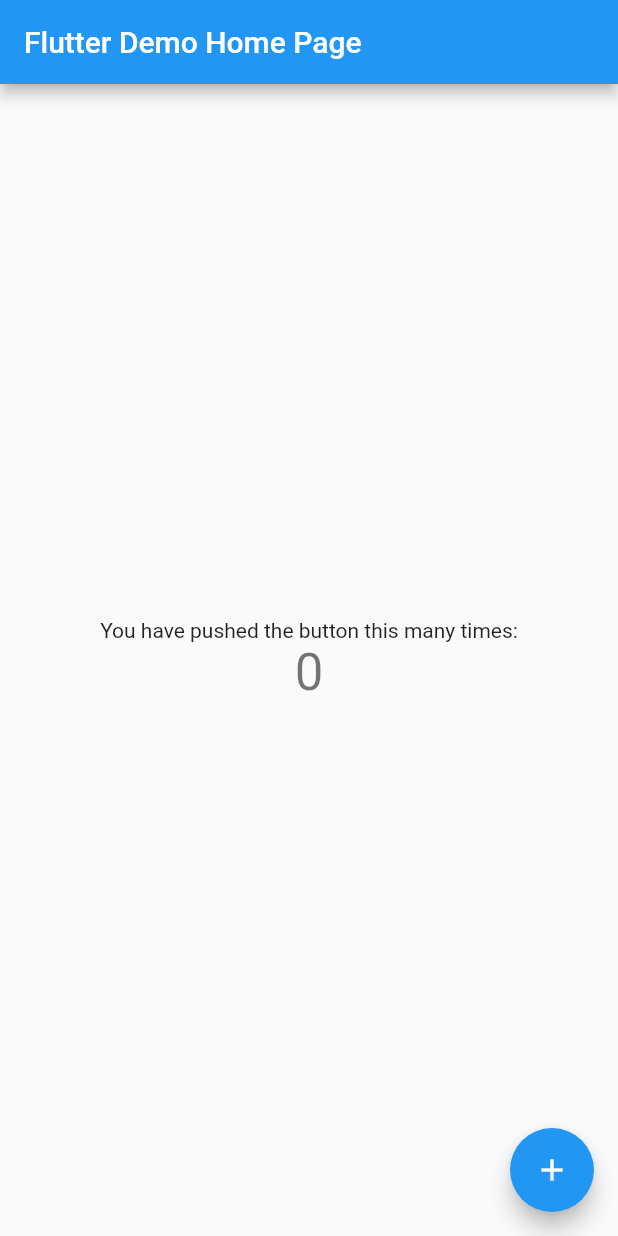
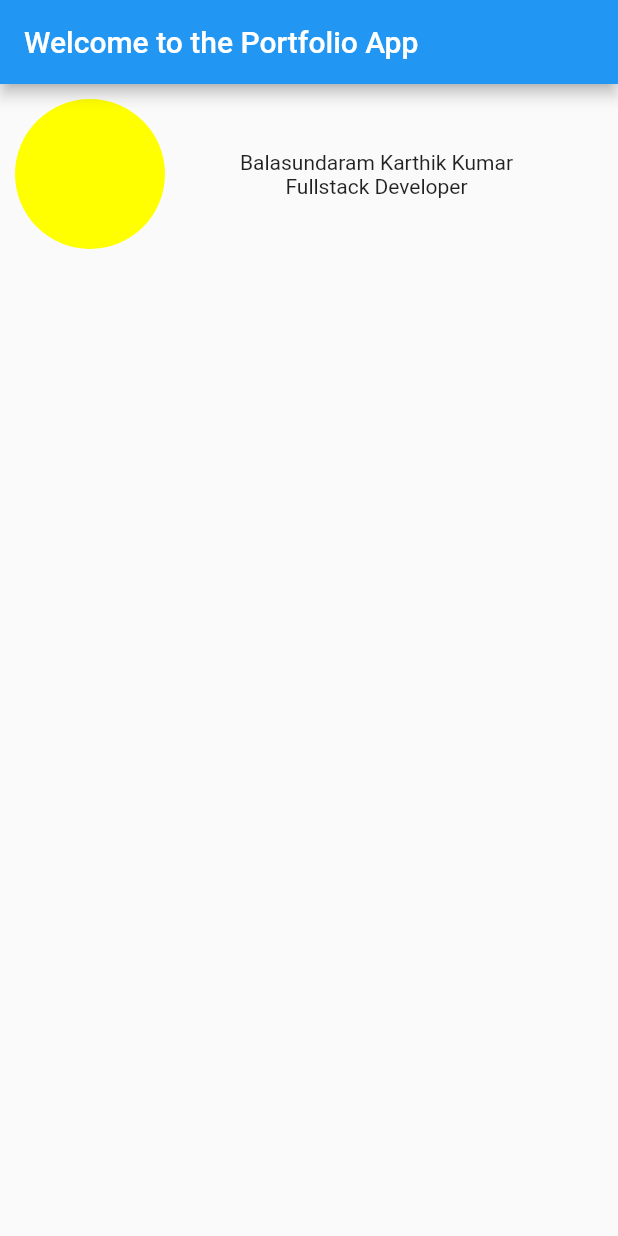
Before and after one commit to bkarthikkumar/flutter_yt, a Flutter app: the screen it shows after launch, on a phone screen of 412 x 824 dp. Run offline on Flutter 3.47's test engine with Material 2 defaults, Android fonts, the phone set to English and light mode, and no system bars.

Commit message:
Commit 002 Code update for my portfolio app , working on header section which contain image avatar and name with sub-title
Includes :
CircleAvatar App , column widget

```diff
--- a/Project01-My_Portfolio_App/proj_01_portfolio/lib/main.dart
+++ b/Project01-My_Portfolio_App/proj_01_portfolio/lib/main.dart
@@ -1,115 +1,45 @@
 import 'package:flutter/material.dart';
 
 void main() {
-  runApp(const MyApp());
+  runApp(MaterialApp(
+    home: Home(),
+  ));
 }
 
-class MyApp extends StatelessWidget {
-  const MyApp({super.key});
+class Home extends StatelessWidget {
+  const Home({super.key});
 
-  // This widget is the root of your application.
   @override
   Widget build(BuildContext context) {
-    return MaterialApp(
-      title: 'Flutter Demo',
-      theme: ThemeData(
-        // This is the theme of your application.
-        //
-        // Try running your application with "flutter run". You'll see the
-        // application has a blue toolbar. Then, without quitting the app, try
-        // changing the primarySwatch below to Colors.green and then invoke
-        // "hot reload" (press "r" in the console where you ran "flutter run",
-        // or simply save your changes to "hot reload" in a Flutter IDE).
-        // Notice that the counter didn't reset back to zero; the application
-        // is not restarted.
-        primarySwatch: Colors.blue,
+    return Scaffold(
+      appBar: AppBar(
+        title: Text("Welcome to the Portfolio App"),
       ),
-      home: const MyHomePage(title: 'Flutter Demo Home Page'),
+      body: Padding(
+        // padding: const EdgeInsets.all(50.0),
+        padding: const EdgeInsets.only(top: 10.0, left: 10.0),
+        child: Column(
+          children: [
+            Row(
+              children: <Widget>[
+                Padding(
+                  padding: const EdgeInsets.only(right: 50.0),
+                  child: CircleAvatar(
+                    radius: 50,
+                    backgroundColor: Colors.yellowAccent,
+                  ),
+                ),
+                Column(
+                  children: [
+                    Text("Balasundaram Karthik Kumar"),
+                    Text("Fullstack Developer")
+                  ],
+                )
+              ],
+            )
+          ],
+        ),
+      ),
     );
   }
 }
-
-class MyHomePage extends StatefulWidget {
-  const MyHomePage({super.key, required this.title});
-
-  // This widget is the home page of your application. It is stateful, meaning
-  // that it has a State object (defined below) that contains fields that affect
-  // how it looks.
-
-  // This class is the configuration for the state. It holds the values (in this
-  // case the title) provided by the parent (in this case the App widget) and
-  // used by the build method of the State. Fields in a Widget subclass are
-  // always marked "final".
-
-  final String title;
-
-  @override
-  State<MyHomePage> createState() => _MyHomePageState();
-}
-
-class _MyHomePageState extends State<MyHomePage> {
-  int _counter = 0;
-
-  void _incrementCounter() {
-    setState(() {
-      // This call to setState tells the Flutter framework that something has
-      // changed in this State, which causes it to rerun the build method below
-      // so that the display can reflect the updated values. If we changed
-      // _counter without calling setState(), then the build method would not be
-      // called again, and so nothing would appear to happen.
-      _counter++;
-    });
-  }
-
-  @override
-  Widget build(BuildContext context) {
-    // This method is rerun every time setState is called, for instance as done
-    // by the _incrementCounter method above.
-    //
-    // The Flutter framework has been optimized to make rerunning build methods
-    // fast, so that you can just rebuild anything that needs updating rather
-    // than having to individually change instances of widgets.
-    return Scaffold(
-      appBar: AppBar(
-        // Here we take the value from the MyHomePage object that was created by
-        // the App.build method, and use it to set our appbar title.
-        title: Text(widget.title),
-      ),
-      body: Center(
-        // Center is a layout widget. It takes a single child and positions it
-        // in the middle of the parent.
-        child: Column(
-          // Column is also a layout widget. It takes a list of children and
-          // arranges them vertically. By default, it sizes itself to fit its
-          // children horizontally, and tries to be as tall as its parent.
-          //
-          // Invoke "debug painting" (press "p" in the console, choose the
-          // "Toggle Debug Paint" action from the Flutter Inspector in Android
-          // Studio, or the "Toggle Debug Paint" command in Visual Studio Code)
-          // to see the wireframe for each widget.
-          //
-          // Column has various properties to control how it sizes itself and
-          // how it positions its children. Here we use mainAxisAlignment to
-          // center the children vertically; the main axis here is the vertical
-          // axis because Columns are vertical (the cross axis would be
-          // horizontal).
-          mainAxisAlignment: MainAxisAlignment.center,
-          children: <Widget>[
-            const Text(
-              'You have pushed the button this many times:',
-            ),
-            Text(
-              '$_counter',
-              style: Theme.of(context).textTheme.headlineMedium,
-            ),
-          ],
-        ),
-      ),
-      floatingActionButton: FloatingActionButton(
-        onPressed: _incrementCounter,
-        tooltip: 'Increment',
-        child: const Icon(Icons.add),
-      ), // This trailing comma makes auto-formatting nicer for build methods.
-    );
-  }
-}
```
